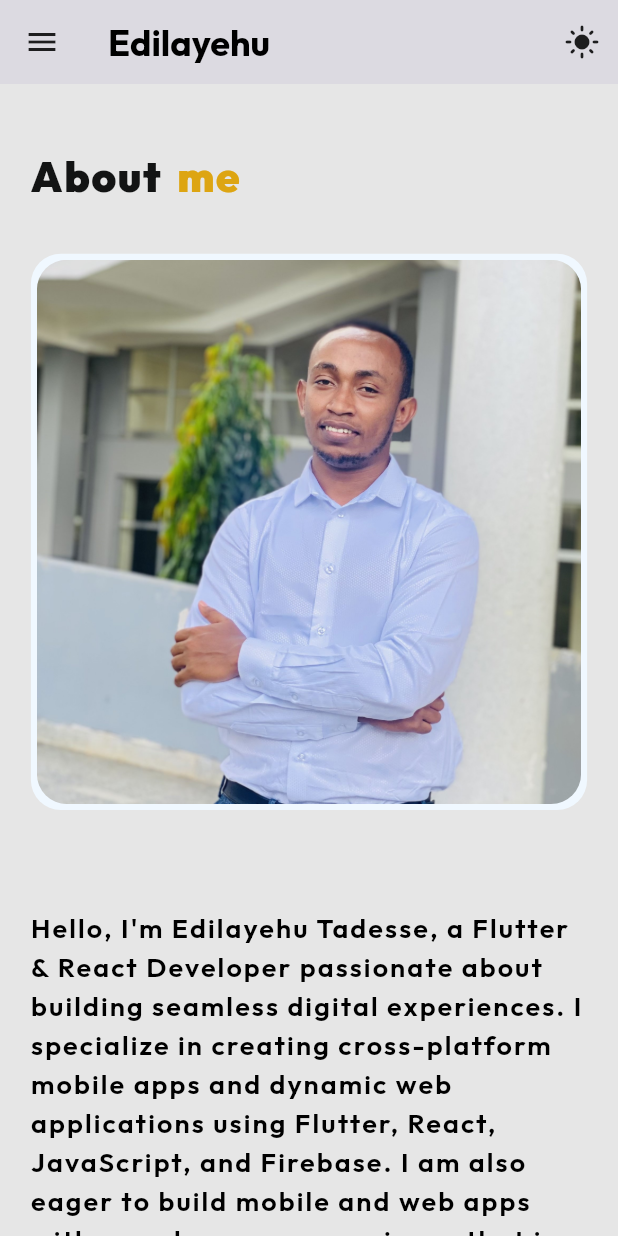
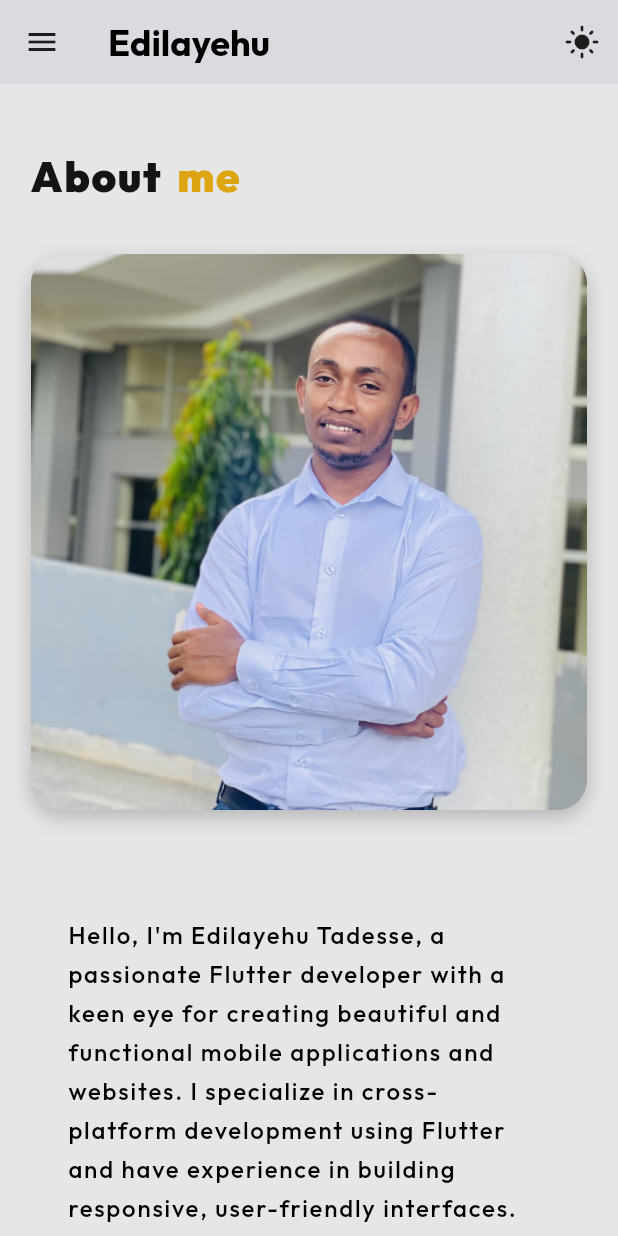
Before and after one commit to Edil-Ayehu/my_portfolio_website, a Flutter app: the screen it shows after launch, in the side drawer, after a tap on "About", on a phone screen of 412 x 824 dp. Run offline on Flutter 3.47's test engine with Material 3 defaults, Android fonts, the phone set to English and light mode, and no system bars; our stand-ins replace auto_size_text, cached_network_image, carousel_slider, cloud_firestore, firebase_core, font_awesome_flutter and 2 more; missing offline and left inert: dart:html; accounts and stored records are empty; statements that could not run were skipped.

Commit message:
about section UI modified and animation added.

```diff
--- a/lib/sections/about section/about_section.dart
+++ b/lib/sections/about section/about_section.dart
@@ -1,30 +1,72 @@
-import 'package:flutter/material.dart';
+import 'package:flutter_portfolio_website/export.dart';
 import 'package:flutter_portfolio_website/sections/about%20section/widgets/about_section_picture.dart';
 import 'package:flutter_portfolio_website/sections/about%20section/widgets/about_text.dart';
 import 'package:flutter_portfolio_website/widgets/different_color_section_title.dart';
 
-class AboutSection extends StatelessWidget {
+class AboutSection extends StatefulWidget {
   final bool isMobile;
-  const AboutSection({
-    super.key,
-    this.isMobile = false,
-  });
+  const AboutSection({super.key, this.isMobile = false});
+
+  @override
+  State<AboutSection> createState() => _AboutSectionState();
+}
+
+class _AboutSectionState extends State<AboutSection>
+    with SingleTickerProviderStateMixin {
+  late AnimationController _controller;
+  late Animation<double> _fadeAnimation;
+  late Animation<Offset> _slideAnimation;
+
+  @override
+  void initState() {
+    super.initState();
+    _controller = AnimationController(
+      duration: const Duration(milliseconds: 1200),
+      vsync: this,
+    );
+
+    _fadeAnimation = Tween<double>(begin: 0.0, end: 1.0).animate(
+      CurvedAnimation(parent: _controller, curve: Curves.easeInOut),
+    );
+
+    _slideAnimation = Tween<Offset>(
+      begin: const Offset(0, 0.3),
+      end: Offset.zero,
+    ).animate(CurvedAnimation(parent: _controller, curve: Curves.easeOutCubic));
+  }
+
+  @override
+  void dispose() {
+    _controller.dispose();
+    super.dispose();
+  }
 
   @override
   Widget build(BuildContext context) {
-    // Check the current theme
+    final size = MediaQuery.of(context).size;
     bool isDarkMode = Theme.of(context).brightness == Brightness.dark;
-    final size = MediaQuery.of(context).size;
 
-    return Container(
+    return VisibilityDetector(
+      key: const Key('about-section'),
+      onVisibilityChanged: (info) {
+        if (info.visibleFraction > 0.3) {
+          _controller.forward();
+        }
+      },
+      child: Container(
         width: double.infinity,
-      padding: EdgeInsets.symmetric(
-          horizontal: isMobile ? 20 : 36), // Use symmetric padding
+        padding: EdgeInsets.symmetric(horizontal: widget.isMobile ? 20 : 36),
+        child: SlideTransition(
+          position: _slideAnimation,
+          child: FadeTransition(
+            opacity: _fadeAnimation,
             child: Column(
               crossAxisAlignment: CrossAxisAlignment.start,
               children: [
-          SizedBox(height: isMobile ? size.width * 0.1 : size.width * 0.03),
-          isMobile
+                SizedBox(
+                    height:
+                        widget.isMobile ? size.width * 0.1 : size.width * 0.03),
+                widget.isMobile
                     ? Column(
                         children: [
                           DifferentColorSectionTitle(
@@ -42,14 +84,15 @@ class AboutSection extends StatelessWidget {
                         children: [
                           AboutSectionPicture(),
                           SizedBox(width: 45),
-                    Flexible(
-                      child: AboutText(),
-                    ),
+                          Flexible(child: AboutText()),
                         ],
                       ),
                 SizedBox(height: size.width * 0.04),
               ],
             ),
+          ),
+        ),
+      ),
     );
   }
 }
--- a/lib/sections/about section/widgets/about_section_picture.dart
+++ b/lib/sections/about section/widgets/about_section_picture.dart
@@ -1,28 +1,75 @@
-import 'package:flutter/material.dart';
+import 'package:flutter_portfolio_website/export.dart';
 
-class AboutSectionPicture extends StatelessWidget {
+class AboutSectionPicture extends StatefulWidget {
   final bool isMobile;
-  const AboutSectionPicture({
-    super.key,
-    this.isMobile = false,
-  });
+  const AboutSectionPicture({super.key, this.isMobile = false});
+
+  @override
+  State<AboutSectionPicture> createState() => _AboutSectionPictureState();
+}
+
+class _AboutSectionPictureState extends State<AboutSectionPicture>
+    with SingleTickerProviderStateMixin {
+  bool isHovered = false;
+  late AnimationController _controller;
+  late Animation<double> _scaleAnimation;
+
+  @override
+  void initState() {
+    super.initState();
+    _controller = AnimationController(
+      duration: const Duration(milliseconds: 200),
+      vsync: this,
+    );
+
+    _scaleAnimation = Tween<double>(
+      begin: 1.0,
+      end: 1.05,
+    ).animate(CurvedAnimation(parent: _controller, curve: Curves.easeInOut));
+  }
 
   @override
   Widget build(BuildContext context) {
     final size = MediaQuery.of(context).size;
-    return Container(
-      width: isMobile ? size.width * 0.9 : size.width * 0.32,
-      height: isMobile ? size.width * 0.9 : size.width * 0.32,
-      padding: EdgeInsets.all(4),
+
+    return MouseRegion(
+      onEnter: (_) {
+        if (!widget.isMobile) {
+          setState(() => isHovered = true);
+          _controller.forward();
+        }
+      },
+      onExit: (_) {
+        if (!widget.isMobile) {
+          setState(() => isHovered = false);
+          _controller.reverse();
+        }
+      },
+      child: AnimatedBuilder(
+        animation: _controller,
+        builder: (context, child) => Transform.scale(
+          scale: _scaleAnimation.value,
+          child: Container(
+            width: widget.isMobile ? size.width * 0.9 : size.width * 0.32,
+            height: widget.isMobile ? size.width * 0.9 : size.width * 0.32,
             decoration: BoxDecoration(
-        color: Color(0xFFF0F8FF),
               borderRadius: BorderRadius.circular(20),
+              boxShadow: [
+                BoxShadow(
+                  color: Colors.black.withOpacity(0.2),
+                  blurRadius: isHovered ? 20 : 10,
+                  offset: Offset(0, isHovered ? 10 : 5),
+                ),
+              ],
             ),
             child: ClipRRect(
               borderRadius: BorderRadius.circular(20),
               child: Image.asset(
                 'assets/images/edil.jpg',
-          fit: BoxFit.cover, // Ensure the image covers the container
+                fit: BoxFit.cover,
+              ),
+            ),
+          ),
         ),
       ),
     );
--- a/lib/sections/about section/widgets/about_text.dart
+++ b/lib/sections/about section/widgets/about_text.dart
@@ -1,39 +1,151 @@
-import 'package:flutter/material.dart';
+import 'dart:async';
+
+import 'package:flutter_portfolio_website/export.dart';
 import 'package:flutter_portfolio_website/widgets/different_color_section_title.dart';
 
-class AboutText extends StatelessWidget {
+class AboutText extends StatefulWidget {
   final bool isMobile;
-  const AboutText({
-    super.key,
-    this.isMobile = false,
+  const AboutText({super.key, this.isMobile = false});
+
+  @override
+  State<AboutText> createState() => _AboutTextState();
+}
+
+class _AboutTextState extends State<AboutText>
+    with SingleTickerProviderStateMixin {
+  late AnimationController _controller;
+  late Animation<double> _fadeAnimation;
+  final String aboutMeText =
+      '''Hello, I'm Edilayehu Tadesse, a passionate Flutter developer with a keen eye for creating beautiful and functional mobile applications and websites. I specialize in cross-platform development using Flutter and have experience in building responsive, user-friendly interfaces.
+
+My journey in software development has equipped me with:
+• Strong expertise in Flutter and Dart programming
+• Experience in building responsive web applications
+• Knowledge of UI/UX design principles
+• Proficiency in state management solutions
+• Version control with Git
+
+I'm constantly learning and staying updated with the latest technologies to deliver modern, efficient solutions. My goal is to create impactful digital experiences that make a difference.''';
+
+  bool get _isMounted => mounted;
+  String _displayText = '';
+  Timer? _timer;
+  int _currentIndex = 0;
+
+  @override
+  void initState() {
+    super.initState();
+    _controller = AnimationController(
+      duration: const Duration(milliseconds: 1500),
+      vsync: this,
+    );
+
+    _fadeAnimation = Tween<double>(begin: 0.0, end: 1.0).animate(
+      CurvedAnimation(parent: _controller, curve: Curves.easeInOut),
+    );
+
+    _controller.forward();
+    _startTypingAnimation();
+  }
+
+  void _startTypingAnimation() {
+    const speed = Duration(milliseconds: 30);
+    _timer = Timer.periodic(speed, (timer) {
+      if (_currentIndex < aboutMeText.length && _isMounted) {
+        setState(() {
+          _displayText = aboutMeText.substring(0, _currentIndex + 1);
+          _currentIndex++;
         });
+      } else {
+        _timer?.cancel();
+      }
+    });
+  }
+
+  @override
+  void dispose() {
+    _timer?.cancel();
+    _controller.dispose();
+    super.dispose();
+  }
 
   @override
   Widget build(BuildContext context) {
-    // Check the current theme
     bool isDarkMode = Theme.of(context).brightness == Brightness.dark;
-    final size = MediaQuery.of(context).size;
+
     return Column(
       crossAxisAlignment: CrossAxisAlignment.start,
       children: [
-        isMobile
-            ? SizedBox.shrink()
-            : DifferentColorSectionTitle(
+        if (!widget.isMobile) ...[
+          DifferentColorSectionTitle(
             firstText: 'About',
             secondText: 'me',
           ),
           SizedBox(height: 20),
-        Text(
-          "Hello, I'm Edilayehu Tadesse, a Flutter & React Developer passionate about building seamless digital experiences. I specialize in creating cross-platform mobile apps and dynamic web applications using Flutter, React, JavaScript, and Firebase. I am also eager to build mobile and web apps with seamless user experience that is user-centered. When I'm not working on exciting tech projects, you can find me watching football, learning about new technologies, or reading books.\n\nFeel free to reach out for collaborations, project inquiries, or just to say hello!",
-          softWrap: true,
-          overflow: TextOverflow.visible,
+        ],
+        FadeTransition(
+          opacity: _fadeAnimation,
+          child: Container(
+            padding: EdgeInsets.all(25),
+            decoration: BoxDecoration(
+              borderRadius: BorderRadius.circular(15),
+              color: Colors.transparent,
+            ),
+            child: Column(
+              crossAxisAlignment: CrossAxisAlignment.start,
+              children: [
+                SelectableText(
+                  _displayText,
                   style: Theme.of(context).textTheme.bodyMedium!.copyWith(
-                letterSpacing: 1.4,
-                fontWeight: FontWeight.w600,
-                fontSize: 18,
+                        letterSpacing: 1.2,
+                        height: 1.6,
+                        fontWeight: FontWeight.w500,
+                        fontSize: widget.isMobile ? 16 : 18,
+                      ),
+                ),
+                if (_currentIndex >= aboutMeText.length) ...[
+                  SizedBox(height: 20),
+                  _buildSkillChips(),
+                ],
+              ],
+            ),
           ),
         ),
       ],
     );
   }
+
+  Widget _buildSkillChips() {
+    return Wrap(
+      spacing: 24,
+      runSpacing: 14,
+      children: [
+        _buildChip('Flutter'),
+        _buildChip('Dart'),
+        _buildChip('Firebase'),
+        _buildChip('UI/UX'),
+        _buildChip('Git'),
+        _buildChip('REST API'),
+      ],
+    );
   }
+
+  Widget _buildChip(String label) {
+    bool isDarkMode = Theme.of(context).brightness == Brightness.dark;
+    return Chip(
+      label: Text(label),
+      shape: RoundedRectangleBorder(
+        borderRadius: BorderRadius.circular(16),
+        side: BorderSide(
+          color: isDarkMode ? Colors.white24 : Colors.black12,
+          width: 1,
+        ),
+      ),
+      backgroundColor: isDarkMode ? Color(0xFF1C1B1F) : Color(0xFFF0F8FF),
+      labelStyle: TextStyle(
+        color: isDarkMode ? Colors.white70 : Colors.black87,
+        fontWeight: FontWeight.w500,
+      ),
+    );
+  }
+}
```
Lines whose indentation alone changed are shown as unchanged.
